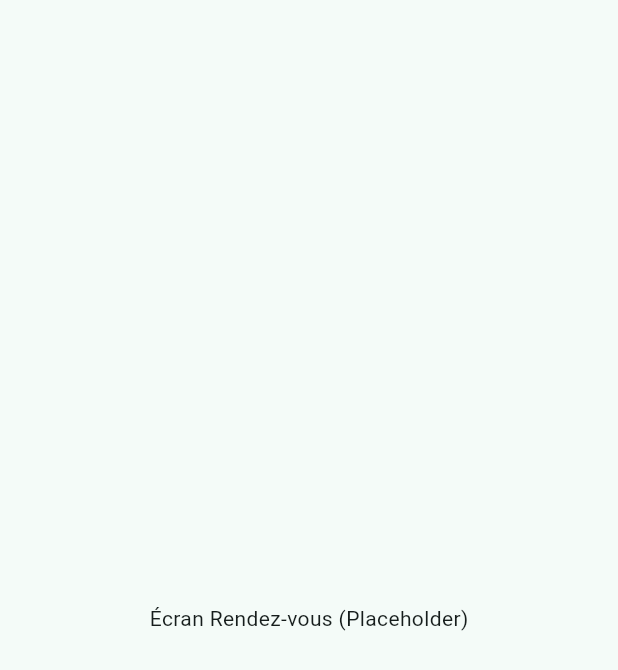
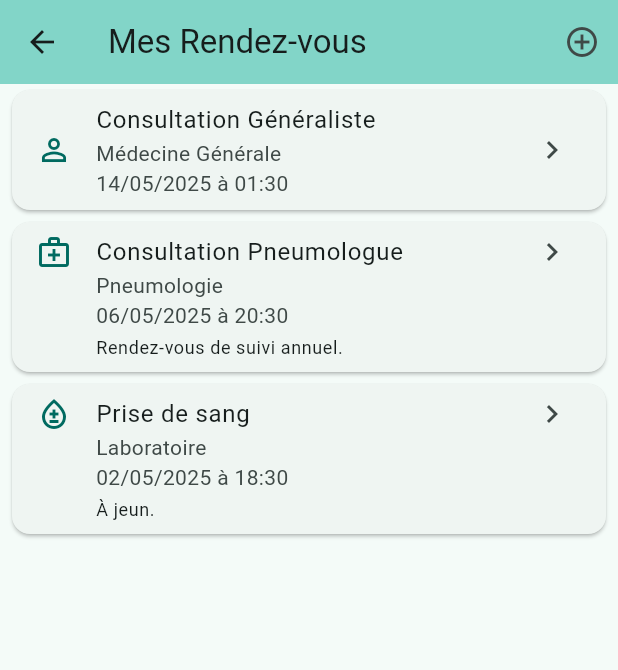
Before and after one commit to PedroGomesFR/TBC, a Flutter app: the AppointmentsScreen screen opened directly, on a phone screen of 412 x 824 dp. Shown: the top 670 px of the screen. Run offline on Flutter 3.47's test engine with Material 3 defaults, Android fonts, the phone set to English and light mode, and no system bars; our stand-ins replace sqflite; accounts and stored records are empty; generated files the repository leaves out were written again.

Commit message:
feat: Add appointment model and basic appointment screen UI

```diff
--- /dev/null
+++ b/lib/data/models/appointment_model.dart
@@ -0,0 +1,44 @@
+import 'package:flutter/material.dart';
+
+// Basic model for an appointment
+class Appointment {
+  final int? id; // Nullable for new appointments not yet in DB
+  final String type; // e.g., 'medical_consultation', 'blood_test'
+  final String? specialty; // e.g., 'pneumologist'
+  final DateTime date;
+  final String? notes;
+
+  Appointment({
+    this.id,
+    required this.type,
+    this.specialty,
+    required this.date,
+    this.notes,
+  });
+
+  // TODO: Add methods for serialization/deserialization (toMap, fromMap) for DB interaction
+}
+
+// Placeholder list of appointments for UI development
+final List<Appointment> placeholderAppointments = [
+  Appointment(
+    id: 1,
+    type: 'Consultation Pneumologue',
+    specialty: 'Pneumologie',
+    date: DateTime.now().add(const Duration(days: 7, hours: 10)),
+    notes: 'Rendez-vous de suivi annuel.',
+  ),
+  Appointment(
+    id: 2,
+    type: 'Prise de sang',
+    specialty: 'Laboratoire',
+    date: DateTime.now().add(const Duration(days: 3, hours: 8)),
+    notes: 'À jeun.',
+  ),
+  Appointment(
+    id: 3,
+    type: 'Consultation Généraliste',
+    specialty: 'Médecine Générale',
+    date: DateTime.now().add(const Duration(days: 14, hours: 15)),
+  ),
+];
--- a/lib/presentation/screens/appointments_screen.dart
+++ b/lib/presentation/screens/appointments_screen.dart
@@ -1,12 +1,93 @@
 import 'package:flutter/material.dart';
+import 'package:intl/intl.dart'; // For date formatting
+import 'package:mytuberculose_app/data/models/appointment_model.dart'; // Import the model
+// TODO: Import AppLocalizations when needed
 
 class AppointmentsScreen extends StatelessWidget {
   const AppointmentsScreen({super.key});
 
   @override
   Widget build(BuildContext context) {
-    return const Scaffold(
-      body: Center(child: Text('Écran Rendez-vous (Placeholder)')),
+    // Use placeholder data for now
+    final List<Appointment> appointments = placeholderAppointments;
+    // Sort appointments by date (most recent first)
+    appointments.sort((a, b) => b.date.compareTo(a.date));
+
+    final DateFormat dateFormat = DateFormat('dd/MM/yyyy');
+    final DateFormat timeFormat = DateFormat('HH:mm');
+
+    return Scaffold(
+      appBar: AppBar(
+        // TODO: Localize title
+        title: const Text('Mes Rendez-vous'),
+        backgroundColor: Theme.of(context).colorScheme.inversePrimary,
+        actions: [
+          IconButton(
+            icon: const Icon(Icons.add_circle_outline),
+            tooltip: 'Ajouter un rendez-vous', // Localize later
+            onPressed: () {
+              // TODO: Implement Add/Edit Appointment Screen (Task 3.2.2)
+              print('Add appointment button pressed');
+              // Navigator.push(context, MaterialPageRoute(builder: (context) => AddEditAppointmentScreen()));
+            },
+          ),
+        ],
+      ),
+      body: ListView.builder(
+        itemCount: appointments.length,
+        itemBuilder: (context, index) {
+          final appointment = appointments[index];
+          return Card(
+            margin: const EdgeInsets.symmetric(horizontal: 8.0, vertical: 4.0),
+            child: ListTile(
+              leading: Icon(
+                _getAppointmentIcon(appointment.type),
+                color: Theme.of(context).colorScheme.primary,
+              ),
+              title: Text(appointment.type),
+              subtitle: Column(
+                crossAxisAlignment: CrossAxisAlignment.start,
+                children: [
+                  if (appointment.specialty != null)
+                    Text(appointment.specialty!),
+                  Text(
+                    '${dateFormat.format(appointment.date)} à ${timeFormat.format(appointment.date)}',
+                  ),
+                  if (appointment.notes != null && appointment.notes!.isNotEmpty)
+                    Padding(
+                      padding: const EdgeInsets.only(top: 4.0),
+                      child: Text(
+                        appointment.notes!,
+                        style: Theme.of(context).textTheme.bodySmall,
+                        maxLines: 2,
+                        overflow: TextOverflow.ellipsis,
+                      ),
+                    ),
+                ],
+              ),
+              trailing: const Icon(Icons.chevron_right),
+              isThreeLine: appointment.notes != null && appointment.notes!.isNotEmpty,
+              onTap: () {
+                // TODO: Navigate to Appointment Detail/Edit Screen
+                print('Tapped on appointment ${appointment.id}');
+                // Navigator.push(context, MaterialPageRoute(builder: (context) => AddEditAppointmentScreen(appointment: appointment)));
+              },
+            ),
+          );
+        },
+      ),
     );
   }
+
+  // Helper function to get an icon based on appointment type (can be expanded)
+  IconData _getAppointmentIcon(String type) {
+    if (type.toLowerCase().contains('pneumologue')) {
+      return Icons.medical_services_outlined; // Or a lung icon if available
+    } else if (type.toLowerCase().contains('sang')) {
+      return Icons.bloodtype_outlined;
+    } else if (type.toLowerCase().contains('généraliste')) {
+      return Icons.person_outline;
+    }
+    return Icons.event_note_outlined;
+  }
 }
```
